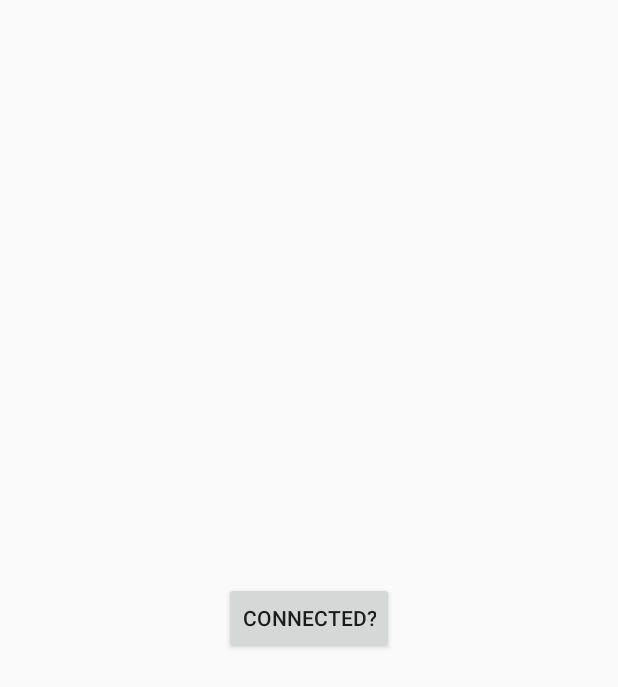
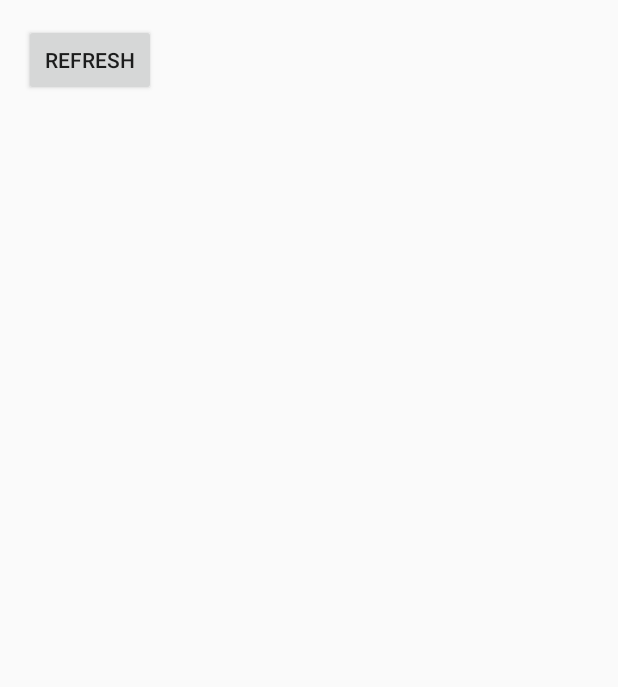
Before and after one commit to mnachiappan/GetMeOutFinal, an Android app: the layout fragment_main.xml on its own in the app's theme, with its tools: preview values and no code run, on a phone screen of 412 x 824 dp. Shown: the top 687 px of the screen. Run offline under Robolectric (Android 15) with nearby library versions, the phone set to English and light mode, and no system bars.

Commit message:
working condition

```diff
--- a/app/build.gradle
+++ b/app/build.gradle
@@ -29,5 +29,5 @@ dependencies {
     compile fileTree(dir: 'libs', include: ['*.jar'])
     compile 'com.android.support:appcompat-v7:22.0.0'
     compile 'com.getpebble:pebblekit:2.6.0'
-    compile 'com.google.android.gms:play-services:6.5.87'
+    compile 'com.google.android.gms:play-services:7.0.0'
 }
--- a/app/src/main/res/layout/activity_main.xml
+++ b/app/src/main/res/layout/activity_main.xml
@@ -23,4 +23,5 @@
         android:name="com.example.ai.getmeout.NavigationDrawerFragment"
         tools:layout="@layout/fragment_navigation_drawer" />
 
+
 </android.support.v4.widget.DrawerLayout>
--- a/app/src/main/res/layout/fragment_main.xml
+++ b/app/src/main/res/layout/fragment_main.xml
@@ -8,13 +8,19 @@
 
     <TextView android:id="@+id/section_label" android:layout_width="wrap_content"
         android:layout_height="wrap_content" />
-
-    <Button
+    <LinearLayout
         android:layout_width="wrap_content"
         android:layout_height="wrap_content"
-        android:text="Connected?"
-        android:id="@+id/checkconnection"
-        android:layout_centerVertical="true"
-        android:layout_centerHorizontal="true" />
+        android:orientation="vertical">
+        <Button
+            android:layout_width="wrap_content"
+            android:layout_height="wrap_content"
+            android:text="Refresh"
+            android:id="@+id/checkconnection"
+            android:layout_centerVertical="true"
+            android:layout_centerHorizontal="true" />
+
+        </LinearLayout>
+
 
 </RelativeLayout>
```
Also changed, not shown: app/src/main/java/com/example/ai/getmeout/MainActivity.java (+60 -6 lines), 1 other file.
